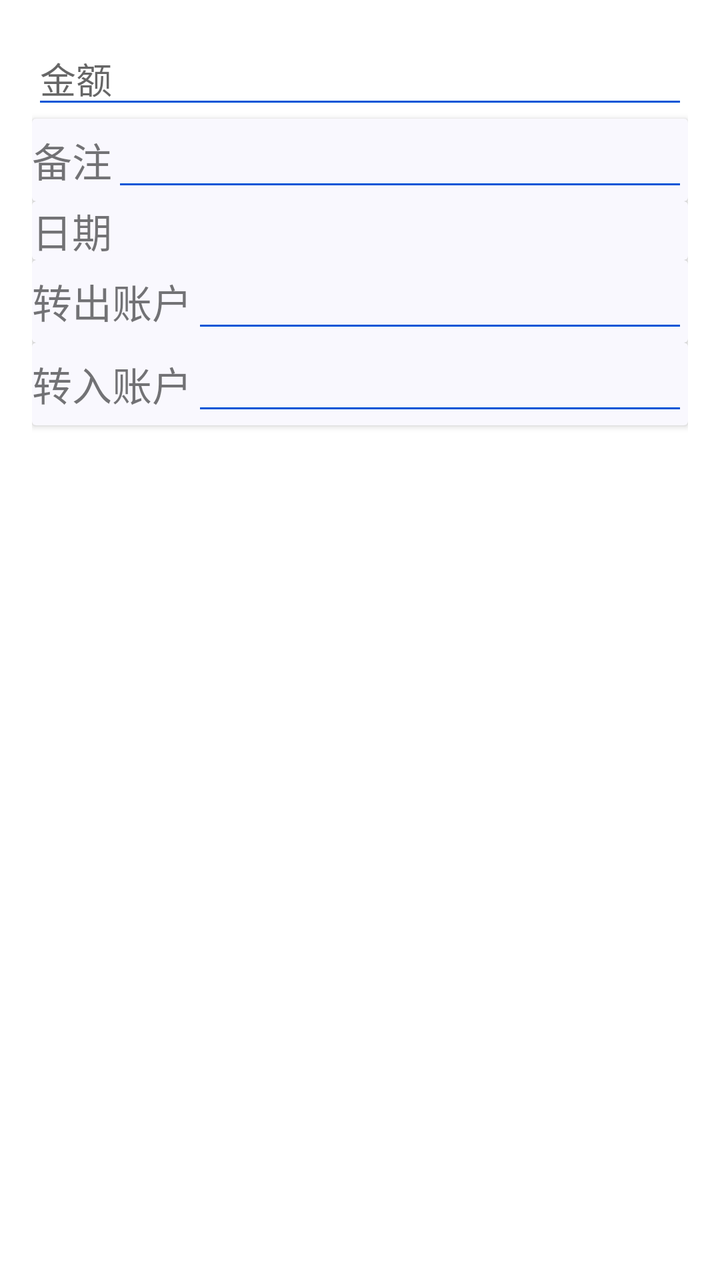
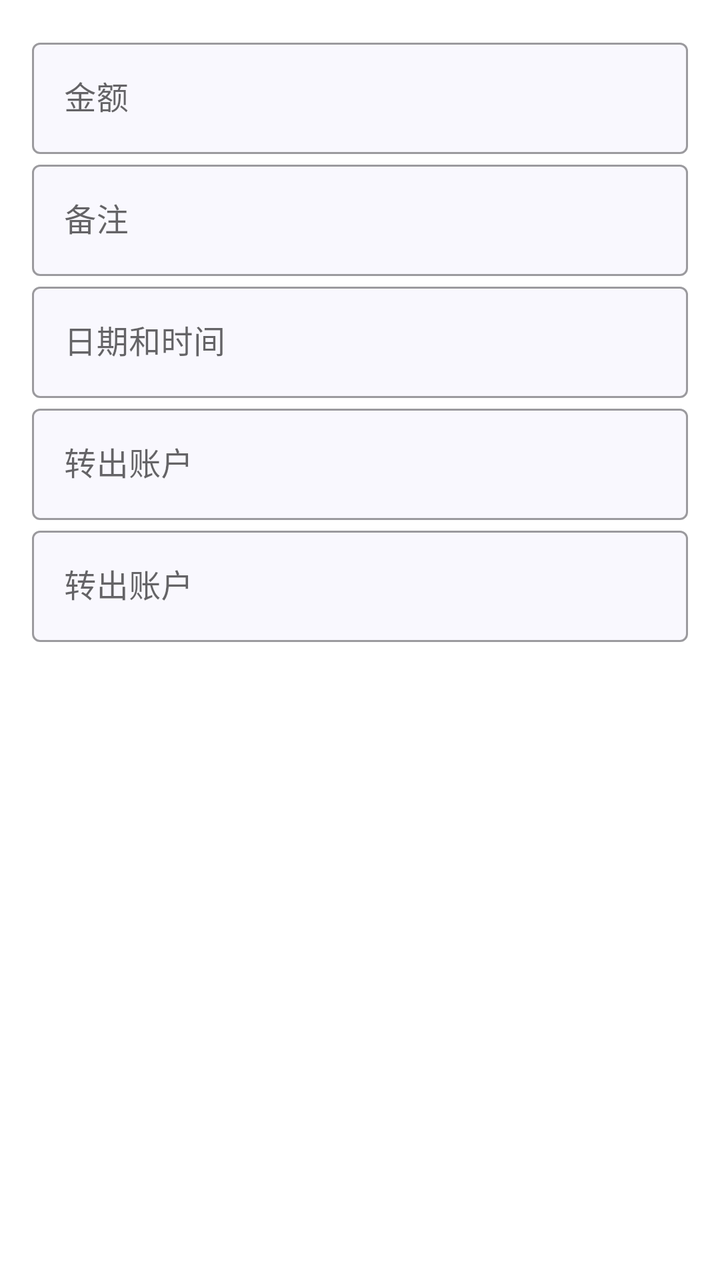

Two renders of the same Android screen: before a commit and after it. Below are the layout's source before the change and the commit's diff.
<!-- AndroidManifest.xml: application theme Theme.ProjectManager -->
<!-- res/layout/fragment_transfer.xml -->
<?xml version="1.0" encoding="utf-8"?>
<LinearLayout xmlns:android="http://schemas.android.com/apk/res/android"
    android:layout_width="match_parent"
    android:layout_height="match_parent"
    android:orientation="vertical"
    android:padding="16dp">

    <EditText
        android:id="@+id/amount_textedit"
        style="@style/EditTextStyle"
        android:layout_width="match_parent"
        android:layout_height="wrap_content"
        android:hint="金额"
        android:inputType="numberDecimal" />

    <androidx.cardview.widget.CardView
        style="@style/NewFlowCardStyle"
        android:layout_width="match_parent"
        android:layout_height="wrap_content">

        <LinearLayout
            android:layout_width="match_parent"
            android:layout_height="match_parent"
            android:orientation="horizontal">

            <TextView
                android:layout_width="wrap_content"
                android:layout_height="wrap_content"
                android:text="备注"
                android:textSize="20sp" />

            <EditText
                android:id="@+id/remark_edittext"
                style="@style/EditTextStyle"
                android:layout_width="0dp"
                android:maxLength="20"
                android:layout_height="wrap_content"
                android:layout_weight="1" />
        </LinearLayout>
    </androidx.cardview.widget.CardView>

    <androidx.cardview.widget.CardView
        android:id="@+id/flow_date_cardview"
        style="@style/NewFlowCardStyle"
        android:layout_width="match_parent"
        android:layout_height="wrap_content">

        <LinearLayout
            android:layout_width="match_parent"
            android:layout_height="match_parent"
            android:orientation="horizontal">

            <TextView
                android:layout_width="wrap_content"
                android:layout_height="wrap_content"
                android:text="日期"
                android:textSize="20sp" />

            <TextView
                android:id="@+id/date_time_textview"
                style="@style/NewFlowTextViewStyle"
                android:layout_width="0dp"
                android:layout_height="wrap_content"
                android:layout_weight="1" />
        </LinearLayout>
    </androidx.cardview.widget.CardView>

    
    <androidx.cardview.widget.CardView
        style="@style/NewFlowCardStyle"
        android:layout_width="match_parent"
        android:layout_height="wrap_content">

        <LinearLayout
            android:layout_width="match_parent"
            android:layout_height="match_parent"
            android:orientation="horizontal">

            <TextView
                android:layout_width="wrap_content"
                android:layout_height="wrap_content"
                android:maxLength="20"
                android:text="转出账户"
                android:textSize="20sp" />

            <EditText
                android:id="@+id/export_account_edittext"
                style="@style/EditTextStyle"
                android:layout_width="0dp"
                android:layout_height="wrap_content"
                android:layout_weight="1" />
        </LinearLayout>
    </androidx.cardview.widget.CardView>

    <androidx.cardview.widget.CardView
        style="@style/NewFlowCardStyle"
        android:layout_width="match_parent"
        android:layout_height="wrap_content">

        <LinearLayout
            android:layout_width="match_parent"
            android:layout_height="match_parent"
            android:orientation="horizontal">

            <TextView
                android:layout_width="wrap_content"
                android:layout_height="wrap_content"
                android:text="转入账户"
                android:textSize="20sp" />

            <EditText
                android:id="@+id/import_account_edittext"
                style="@style/EditTextStyle"
                android:layout_width="0dp"
                android:layout_height="wrap_content"
                android:layout_weight="1"
                android:maxLength="20" />
        </LinearLayout>
    </androidx.cardview.widget.CardView>
</LinearLayout>
<!-- resources referenced by this layout -->
<resources>
  <style name="EditTextStyle">
          <item name="backgroundTint">@color/theme_blue</item>
          <item name="android:textCursorDrawable">@null</item>
      </style>
  <style name="NewFlowCardStyle">
          <item name="cardBackgroundColor">@color/page_background</item>
      </style>
  <style name="NewFlowTextViewStyle">
          <item name="android:textSize">20sp</item>
          <item name="android:layout_marginStart">10sp</item>
      </style>
  <style name="Theme.ProjectManager" parent="Theme.MaterialComponents.DayNight.NoActionBar">
          
          <item name="colorPrimary">@color/purple_500</item>
          <item name="colorPrimaryVariant">@color/purple_700</item>
          <item name="colorOnPrimary">@color/white</item>
          
          <item name="colorSecondary">@color/teal_200</item>
          <item name="colorSecondaryVariant">@color/teal_700</item>
          <item name="colorOnSecondary">@color/black</item>
          
          <item name="android:statusBarColor">?attr/colorPrimaryVariant</item>
          
          <item name="toolbarStyle">@style/ToolBarStyle</item>
      </style>
  <color name="theme_blue">#0055d6</color>
  <color name="page_background">#f9f8fe</color>
  <color name="purple_500">#FF6200EE</color>
  <color name="purple_700">#FF3700B3</color>
  <color name="white">#FFFFFFFF</color>
  <color name="teal_200">#FF03DAC5</color>
  <color name="teal_700">#FF018786</color>
  <color name="black">#FF000000</color>
  <style name="ToolBarStyle">
          <item name="android:background">@color/toolbar_background</item>
          <item name="contentInsetStart">10dp</item>
          <item name="titleTextAppearance">@style/TitleStyle</item>
      </style>
  <color name="toolbar_background">#ebedfa</color>
  <style name="TitleStyle">
          <item name="android:textSize">23sp</item>
          <item name="android:textColor">@color/black</item>
      </style>
</resources>

<!-- the commit's change to res/layout/fragment_transfer.xml (unified diff, before → after) -->
@@ -1,120 +1,74 @@
 <?xml version="1.0" encoding="utf-8"?>
 <LinearLayout xmlns:android="http://schemas.android.com/apk/res/android"
+    xmlns:app="http://schemas.android.com/apk/res-auto"
     android:layout_width="match_parent"
     android:layout_height="match_parent"
     android:orientation="vertical"
     android:padding="16dp">
 
-    <EditText
-        android:id="@+id/amount_textedit"
+    <com.google.android.material.textfield.TextInputLayout
         style="@style/EditTextStyle"
         android:layout_width="match_parent"
         android:layout_height="wrap_content"
-        android:hint="金额"
-        android:inputType="numberDecimal" />
+        app:errorEnabled="false">
 
-    <androidx.cardview.widget.CardView
-        style="@style/NewFlowCardStyle"
+        <com.google.android.material.textfield.TextInputEditText
+            android:id="@+id/amount_input"
+            android:layout_width="match_parent"
+            android:layout_height="wrap_content"
+            android:hint="金额" />
+    </com.google.android.material.textfield.TextInputLayout>
+
+    <com.google.android.material.textfield.TextInputLayout
+        style="@style/EditTextStyle"
         android:layout_width="match_parent"
-        android:layout_height="wrap_content">
+        android:layout_height="wrap_content"
+        android:hint="备注"
+        app:errorEnabled="false">
 
-        <LinearLayout
+        <com.google.android.material.textfield.TextInputEditText
+            android:id="@+id/remark_input"
             android:layout_width="match_parent"
-            android:layout_height="match_parent"
-            android:orientation="horizontal">
+            android:layout_height="wrap_content" />
+    </com.google.android.material.textfield.TextInputLayout>
 
-            <TextView
-                android:layout_width="wrap_content"
-                android:layout_height="wrap_content"
-                android:text="备注"
-                android:textSize="20sp" />
+    <com.google.android.material.textfield.TextInputLayout
+        style="@style/EditTextStyle"
+        android:layout_width="match_parent"
+        android:layout_height="wrap_content"
+        android:hint="日期和时间"
+        app:errorEnabled="false">
 
-            <EditText
-                android:id="@+id/remark_edittext"
-                style="@style/EditTextStyle"
-                android:layout_width="0dp"
-                android:maxLength="20"
-                android:layout_height="wrap_content"
-                android:layout_weight="1" />
-        </LinearLayout>
-    </androidx.cardview.widget.CardView>
-
-    <androidx.cardview.widget.CardView
-        android:id="@+id/flow_date_cardview"
-        style="@style/NewFlowCardStyle"
-        android:layout_width="match_parent"
-        android:layout_height="wrap_content">
-
-        <LinearLayout
+        <com.google.android.material.textfield.TextInputEditText
+            android:id="@+id/date_time_input"
             android:layout_width="match_parent"
-            android:layout_height="match_parent"
-            android:orientation="horizontal">
-
-            <TextView
-                android:layout_width="wrap_content"
-                android:layout_height="wrap_content"
-                android:text="日期"
-                android:textSize="20sp" />
-
-            <TextView
-                android:id="@+id/date_time_textview"
-                style="@style/NewFlowTextViewStyle"
-                android:layout_width="0dp"
-                android:layout_height="wrap_content"
-                android:layout_weight="1" />
-        </LinearLayout>
-    </androidx.cardview.widget.CardView>
+            android:layout_height="wrap_content" />
+    </com.google.android.material.textfield.TextInputLayout>
 
     
-    <androidx.cardview.widget.CardView
-        style="@style/NewFlowCardStyle"
+    <com.google.android.material.textfield.TextInputLayout
+        style="@style/EditTextStyle"
         android:layout_width="match_parent"
-        android:layout_height="wrap_content">
+        android:layout_height="wrap_content"
+        app:errorEnabled="false">
 
-        <LinearLayout
+        <com.google.android.material.textfield.TextInputEditText
+            android:id="@+id/export_account_input"
             android:layout_width="match_parent"
-            android:layout_height="match_parent"
-            android:orientation="horizontal">
+            android:layout_height="wrap_content"
+            android:hint="转出账户" />
+    </com.google.android.material.textfield.TextInputLayout>
 
-            <TextView
-                android:layout_width="wrap_content"
-                android:layout_height="wrap_content"
-                android:maxLength="20"
-                android:text="转出账户"
-                android:textSize="20sp" />
+    <com.google.android.material.textfield.TextInputLayout
+        style="@style/EditTextStyle"
+        android:layout_width="match_parent"
+        android:layout_height="wrap_content"
+        app:errorEnabled="false">
 
-            <EditText
-                android:id="@+id/export_account_edittext"
-                style="@style/EditTextStyle"
-                android:layout_width="0dp"
-                android:layout_height="wrap_content"
-                android:layout_weight="1" />
-        </LinearLayout>
-    </androidx.cardview.widget.CardView>
-
-    <androidx.cardview.widget.CardView
-        style="@style/NewFlowCardStyle"
-        android:layout_width="match_parent"
-        android:layout_height="wrap_content">
-
-        <LinearLayout
+        <com.google.android.material.textfield.TextInputEditText
+            android:id="@+id/import_account_input"
             android:layout_width="match_parent"
-            android:layout_height="match_parent"
-            android:orientation="horizontal">
-
-            <TextView
-                android:layout_width="wrap_content"
-                android:layout_height="wrap_content"
-                android:text="转入账户"
-                android:textSize="20sp" />
-
-            <EditText
-                android:id="@+id/import_account_edittext"
-                style="@style/EditTextStyle"
-                android:layout_width="0dp"
-                android:layout_height="wrap_content"
-                android:layout_weight="1"
-                android:maxLength="20" />
-        </LinearLayout>
-    </androidx.cardview.widget.CardView>
+            android:layout_height="wrap_content"
+            android:hint="转出账户" />
+    </com.google.android.material.textfield.TextInputLayout>
 </LinearLayout>
<!-- resource entries referenced after the edit -->
@@ -1,15 +1,9 @@
 <!-- resources referenced by this layout -->
 <resources>
-  <style name="EditTextStyle">
+  <style name="EditTextStyle" parent="Widget.MaterialComponents.TextInputLayout.OutlinedBox">
+          <item name="boxBackgroundColor">@color/page_background</item>
           <item name="backgroundTint">@color/theme_blue</item>
           <item name="android:textCursorDrawable">@null</item>
-      </style>
-  <style name="NewFlowCardStyle">
-          <item name="cardBackgroundColor">@color/page_background</item>
-      </style>
-  <style name="NewFlowTextViewStyle">
-          <item name="android:textSize">20sp</item>
-          <item name="android:layout_marginStart">10sp</item>
       </style>
   <style name="Theme.ProjectManager" parent="Theme.MaterialComponents.DayNight.NoActionBar">
           
